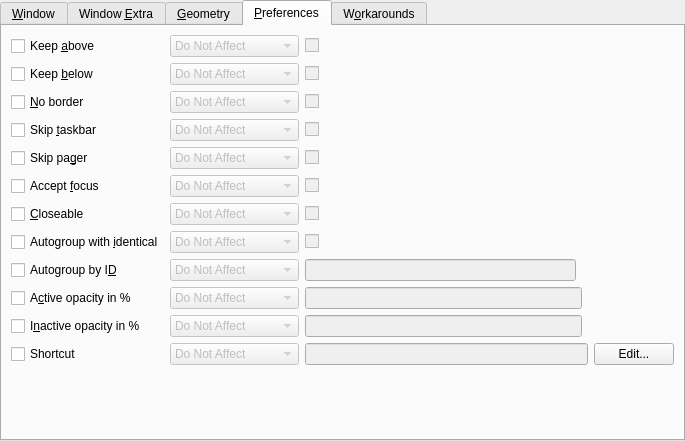
Qt form kcmkwin/kwinrules/ruleswidgetbase.ui (KDE/kwin) before a commit.
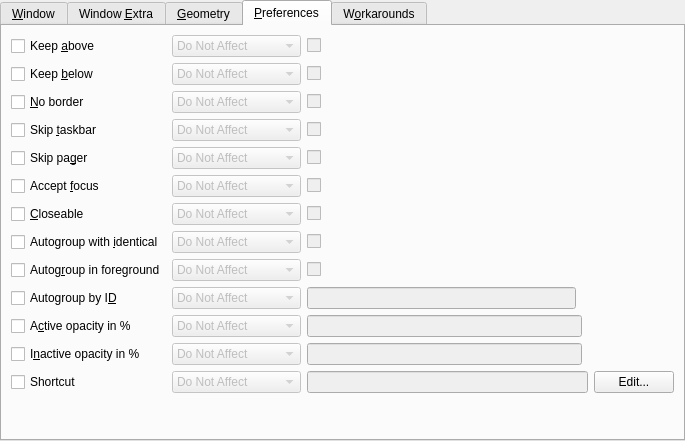
The same form after that commit. The open tabs and pages were chosen to show the change. Custom widgets are drawn as their Qt base class.

Commit message: Added window rule version of opening window tabs in the background.

Patch:
```diff
--- a/kcmkwin/kwinrules/ruleswidgetbase.ui
+++ b/kcmkwin/kwinrules/ruleswidgetbase.ui
@@ -1157,20 +1157,27 @@
         </widget>
        </item>
        <item row="8" column="0" >
+        <widget class="QCheckBox" name="enable_autogroupfg" >
+         <property name="text" >
+          <string>Autog&amp;roup in foreground</string>
+         </property>
+        </widget>
+       </item>
+       <item row="9" column="0" >
         <widget class="QCheckBox" name="enable_autogroupid" >
          <property name="text" >
           <string>Autogroup by I&amp;D</string>
          </property>
         </widget>
        </item>
-       <item row="9" column="0" >
+       <item row="10" column="0" >
         <widget class="QCheckBox" name="enable_opacityactive" >
          <property name="text" >
           <string>A&amp;ctive opacity in %</string>
          </property>
         </widget>
        </item>
-       <item row="9" column="1" >
+       <item row="10" column="1" >
         <widget class="KComboBox" name="rule_opacityactive" >
          <property name="enabled" >
           <bool>false</bool>
@@ -1192,7 +1199,7 @@
          </item>
         </widget>
        </item>
-       <item row="9" column="2" colspan="2" >
+       <item row="10" column="2" colspan="2" >
         <widget class="KRestrictedLine" name="opacityactive" >
          <property name="enabled" >
           <bool>false</bool>
@@ -1283,13 +1290,23 @@
         </widget>
        </item>
        <item row="8" column="2" >
+        <widget class="QCheckBox" name="autogroupfg" >
+         <property name="enabled" >
+          <bool>false</bool>
+         </property>
+         <property name="text" >
+          <string/>
+         </property>
+        </widget>
+       </item>
+       <item row="9" column="2" >
         <widget class="KLineEdit" name="autogroupid" >
          <property name="enabled" >
           <bool>false</bool>
          </property>
         </widget>
        </item>
-       <item row="8" column="1" >
+       <item row="9" column="1" >
         <widget class="KComboBox" name="rule_autogroupid" >
          <property name="enabled" >
           <bool>false</bool>
@@ -1311,6 +1328,28 @@
          </item>
         </widget>
        </item>
+       <item row="8" column="1" >
+        <widget class="KComboBox" name="rule_autogroupfg" >
+         <property name="enabled" >
+          <bool>false</bool>
+         </property>
+         <item>
+          <property name="text" >
+           <string>Do Not Affect</string>
+          </property>
+         </item>
+         <item>
+          <property name="text" >
+           <string>Force</string>
+          </property>
+         </item>
+         <item>
+          <property name="text" >
+           <string>Force Temporarily</string>
+          </property>
+         </item>
+        </widget>
+       </item>
        <item row="7" column="1" >
         <widget class="KComboBox" name="rule_autogroup" >
          <property name="enabled" >
@@ -1562,7 +1601,7 @@
          </item>
         </widget>
        </item>
-       <item row="12" column="1" >
+       <item row="13" column="1" >
         <spacer>
          <property name="orientation" >
           <enum>Qt::Vertical</enum>
@@ -1578,7 +1617,7 @@
          </property>
         </spacer>
        </item>
-       <item row="10" column="1" >
+       <item row="11" column="1" >
         <widget class="KComboBox" name="rule_opacityinactive" >
          <property name="enabled" >
           <bool>false</bool>
@@ -1600,7 +1639,7 @@
          </item>
         </widget>
        </item>
-       <item row="10" column="2" colspan="2" >
+       <item row="11" column="2" colspan="2" >
         <widget class="KRestrictedLine" name="opacityinactive" >
          <property name="enabled" >
           <bool>false</bool>
@@ -1610,14 +1649,14 @@
          </property>
         </widget>
        </item>
-       <item row="10" column="0" >
+       <item row="11" column="0" >
         <widget class="QCheckBox" name="enable_opacityinactive" >
          <property name="text" >
           <string>I&amp;nactive opacity in %</string>
          </property>
         </widget>
        </item>
-       <item row="11" column="0" >
+       <item row="12" column="0" >
         <widget class="QCheckBox" name="enable_shortcut" >
          <property name="text" >
           <string>Shortcut</string>
@@ -1627,7 +1666,7 @@
          </property>
         </widget>
        </item>
-       <item row="11" column="1" >
+       <item row="12" column="1" >
         <widget class="KComboBox" name="rule_shortcut" >
          <property name="enabled" >
           <bool>false</bool>
@@ -1664,14 +1703,14 @@
          </item>
         </widget>
        </item>
-       <item row="11" column="5" >
+       <item row="12" column="5" >
         <widget class="QPushButton" name="shortcut_edit" >
          <property name="text" >
           <string>Edit...</string>
          </property>
         </widget>
        </item>
-       <item row="11" column="2" colspan="3" >
+       <item row="12" column="2" colspan="3" >
         <widget class="KRestrictedLine" name="shortcut" >
          <property name="enabled" >
           <bool>false</bool>
```
The commit also changes 5 other files.
